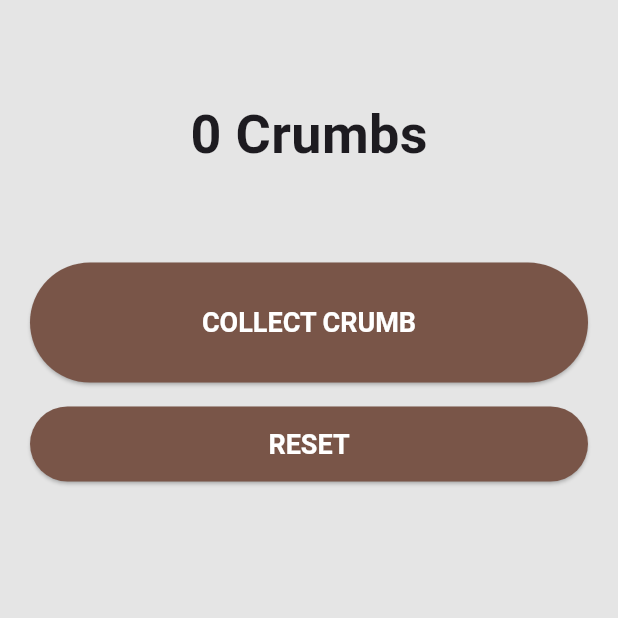
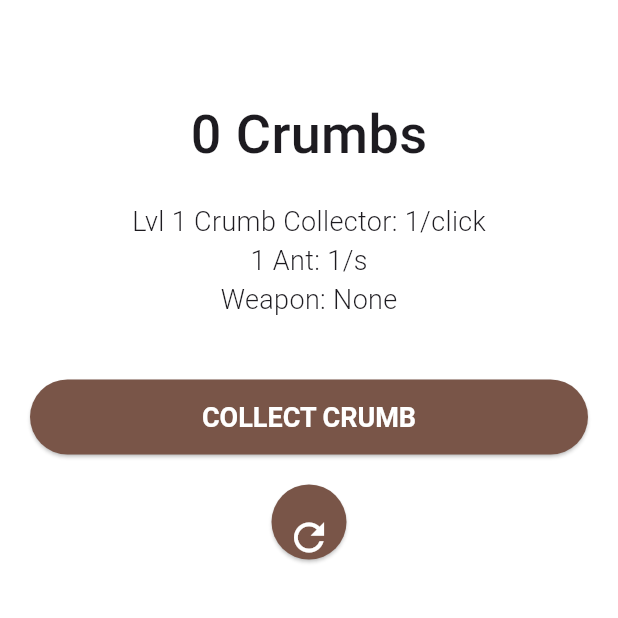
Before and after one commit to sxrah404/crumb_collector, a Flutter app: the screen it shows after launch, on a phone screen of 412 x 824 dp, the top half of it. Run offline on Flutter 3.47's test engine with Material 3 defaults, Android fonts, the phone set to English and light mode, and no system bars.

Commit message:
basic setup

```diff
--- a/lib/main.dart
+++ b/lib/main.dart
@@ -1,4 +1,3 @@
-import 'dart:io';
 import 'package:flutter/material.dart';
 
 void main() {
@@ -38,15 +37,15 @@ class _CrumbCollectorAppState extends State<CrumbCollectorApp> {
     final resetButton = ElevatedButton(
       onPressed: _reset,
       style: ElevatedButton.styleFrom(
-        shape: RoundedRectangleBorder(borderRadius: BorderRadius.circular(50)),
+        shape: CircleBorder(),
         backgroundColor: Colors.brown,
-        textStyle: const TextStyle(fontSize: 18, fontWeight: FontWeight.bold),
+        padding: EdgeInsets.all(20),
       ),
-      child: const Text('RESET', style: TextStyle(color: Colors.white)),
+      child: const Icon(Icons.refresh, color: Colors.white, size: 30),
     );
 
     return Scaffold(
-      backgroundColor: const Color(0xFFE5E5E5),
+      backgroundColor: Colors.white,
       body: SafeArea(
         child: Padding(
           padding: const EdgeInsets.symmetric(horizontal: 20.0, vertical: 24.0),
@@ -58,15 +57,44 @@ class _CrumbCollectorAppState extends State<CrumbCollectorApp> {
                 '$_crumbs Crumbs',
                 style: const TextStyle(
                   fontSize: 36,
-                  fontWeight: FontWeight.bold,
+                  fontWeight: FontWeight.w500,
                 ),
               ),
 
-              const SizedBox(height: 60),
+              const SizedBox(height: 20),
+
+              Column(
+                mainAxisAlignment: MainAxisAlignment.center,
+                children: [
+                  Text(
+                    'Lvl 1 Crumb Collector: 1/click',
+                    style: const TextStyle(
+                      fontSize: 18,
+                      fontWeight: FontWeight.w300,
+                    ),
+                  ),
+                  Text(
+                    '1 Ant: 1/s',
+                    style: const TextStyle(
+                      fontSize: 18,
+                      fontWeight: FontWeight.w300,
+                    ),
+                  ),
+                  Text(
+                    'Weapon: None',
+                    style: const TextStyle(
+                      fontSize: 18,
+                      fontWeight: FontWeight.w300,
+                    ),
+                  ),
+                ],
+              ),
+
+              const SizedBox(height: 40),
 
               SizedBox(
                 width: double.infinity,
-                height: 80,
+                height: 50,
                 child: ElevatedButton(
                   onPressed: _collectCrumbs,
                   style: ElevatedButton.styleFrom(
@@ -84,7 +112,8 @@ class _CrumbCollectorAppState extends State<CrumbCollectorApp> {
                 ),
               ),
 
-              const SizedBox(height: 16),
+              const SizedBox(height: 20),
+
               SizedBox(width: double.infinity, height: 50, child: resetButton),
             ],
           ),
```
Also changed, not shown: pubspec.yaml (line endings or trailing spaces).
